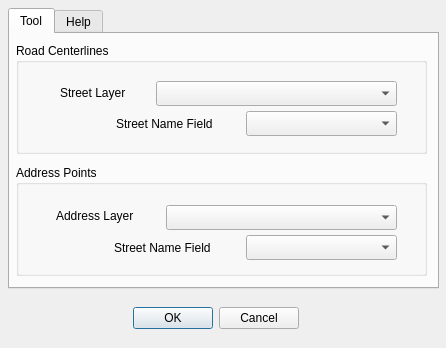
edac/edactools, file Fishbone_dialog_base.ui: the form before one commit.
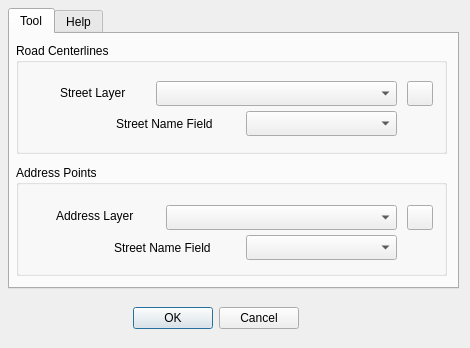
The form after the commit.

Commit message: Refresh buttons for every tool

The edit to the form file:
```diff
--- a/Fishbone_dialog_base.ui
+++ b/Fishbone_dialog_base.ui
@@ -6,7 +6,7 @@
    <rect>
     <x>0</x>
     <y>0</y>
-    <width>446</width>
+    <width>470</width>
     <height>348</height>
    </rect>
   </property>
@@ -34,7 +34,7 @@
     <rect>
      <x>8</x>
      <y>8</y>
-     <width>431</width>
+     <width>451</width>
      <height>281</height>
     </rect>
    </property>
@@ -63,7 +63,7 @@
       <rect>
        <x>6</x>
        <y>131</y>
-       <width>411</width>
+       <width>431</width>
        <height>111</height>
       </rect>
      </property>
@@ -116,13 +116,26 @@
        </rect>
       </property>
      </widget>
+     <widget class="QToolButton" name="AddressRefreshButton">
+      <property name="geometry">
+       <rect>
+        <x>391</x>
+        <y>40</y>
+        <width>26</width>
+        <height>25</height>
+       </rect>
+      </property>
+      <property name="text">
+       <string/>
+      </property>
+     </widget>
     </widget>
     <widget class="QGroupBox" name="groupBox_2">
      <property name="geometry">
       <rect>
        <x>6</x>
        <y>9</y>
-       <width>411</width>
+       <width>431</width>
        <height>111</height>
       </rect>
      </property>
@@ -162,6 +175,19 @@
        </rect>
       </property>
      </widget>
+     <widget class="QToolButton" name="StreetRefreshButton">
+      <property name="geometry">
+       <rect>
+        <x>391</x>
+        <y>38</y>
+        <width>26</width>
+        <height>25</height>
+       </rect>
+      </property>
+      <property name="text">
+       <string/>
+      </property>
+     </widget>
     </widget>
     <zorder>groupBox</zorder>
     <zorder>groupBox_2</zorder>
```
The commit also changes 12 other files.
